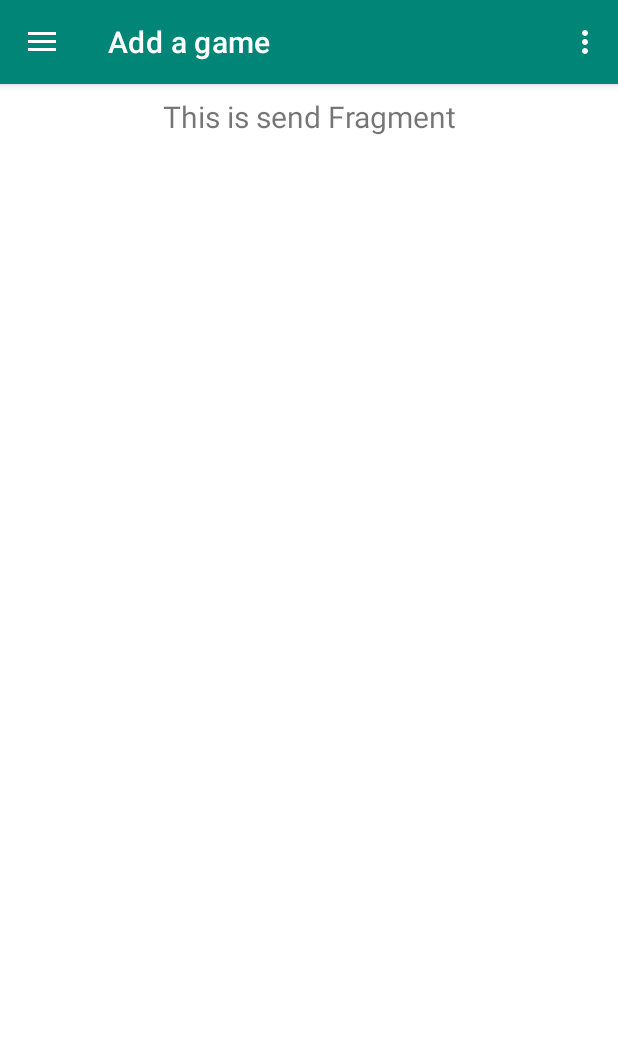
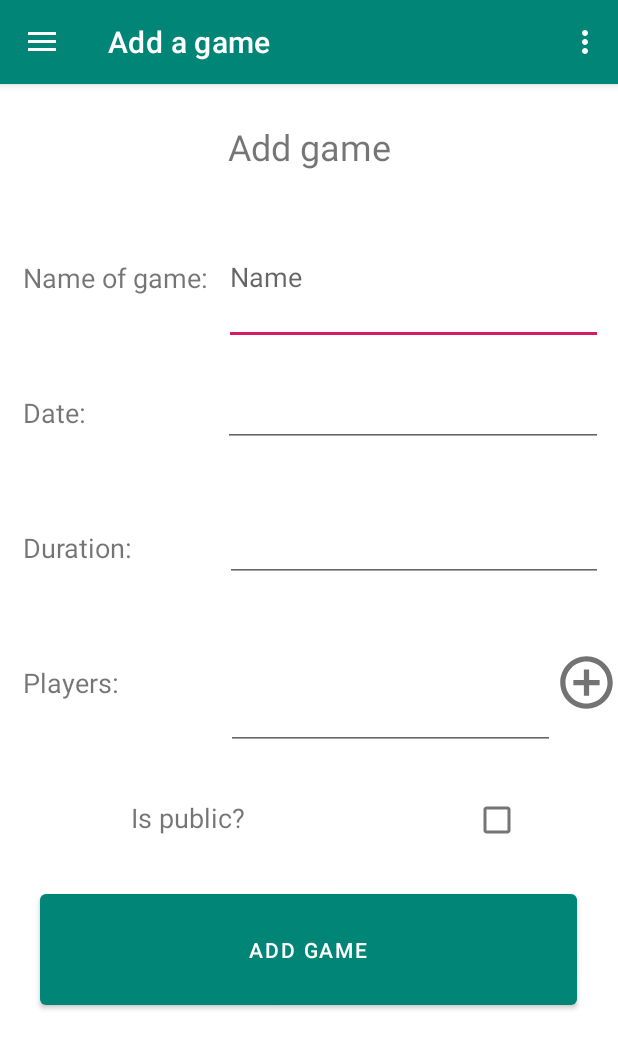
Before and after one commit to maciekkoz98/SportyApp, an Android app: the screen it shows after launch (MainActivity), in the side drawer, after a tap on "Add a game", on a phone screen of 412 x 824 dp. Shown: the top 1049 px of the screen. Run offline under Robolectric (Android 15) with nearby library versions, the phone set to English and light mode, and no system bars; our stand-ins replace navigation-ui; libraries missing offline, so code that uses them is left out: com.google.maps.android.

Commit message:
Initial add game view

```diff
--- a/SportyApp/app/src/main/java/com/example/sportyapp/ui/addGame/AddGameFragment.kt
+++ b/SportyApp/app/src/main/java/com/example/sportyapp/ui/addGame/AddGameFragment.kt
@@ -22,10 +22,10 @@ class AddGameFragment : Fragment() {
         addGameViewModel =
             ViewModelProviders.of(this).get(AddGameViewModel::class.java)
         val root = inflater.inflate(R.layout.fragment_add_game, container, false)
-        val textView: TextView = root.findViewById(R.id.text_send)
+        /*val textView: TextView = root.findViewById(R.id.text_send)
         addGameViewModel.text.observe(this, Observer {
             textView.text = it
-        })
+        })*/
         return root
     }
 }
--- a/SportyApp/app/src/main/res/layout/fragment_add_game.xml
+++ b/SportyApp/app/src/main/res/layout/fragment_add_game.xml
@@ -1,19 +1,167 @@
 <?xml version="1.0" encoding="utf-8"?>
-<androidx.constraintlayout.widget.ConstraintLayout xmlns:android="http://schemas.android.com/apk/res/android"
+<android.widget.LinearLayout xmlns:android="http://schemas.android.com/apk/res/android"
     xmlns:app="http://schemas.android.com/apk/res-auto"
     android:layout_width="match_parent"
-    android:layout_height="match_parent">
+    android:layout_height="620dp"
+    android:orientation="vertical">
+
 
     <TextView
-        android:id="@+id/text_send"
+        android:id="@+id/add_game_title"
         android:layout_width="match_parent"
-        android:layout_height="wrap_content"
-        android:layout_marginStart="8dp"
-        android:layout_marginTop="8dp"
-        android:layout_marginEnd="8dp"
+        android:layout_height="84dp"
+        android:layout_gravity="center|center_horizontal|center_vertical"
+        android:foregroundGravity="center_vertical|center|center_horizontal"
+        android:gravity="center"
+        android:text="@string/add_game_title"
         android:textAlignment="center"
-        android:textSize="20sp"
-        app:layout_constraintEnd_toEndOf="parent"
-        app:layout_constraintStart_toStartOf="parent"
-        app:layout_constraintTop_toTopOf="parent" />
-</androidx.constraintlayout.widget.ConstraintLayout>
+        android:textSize="24sp" />
+
+    <LinearLayout
+        android:layout_width="match_parent"
+        android:layout_height="90dp"
+        android:orientation="horizontal">
+
+        <TextView
+            android:id="@+id/textView16"
+            android:layout_width="95dp"
+            android:layout_height="match_parent"
+            android:layout_marginStart="15dp"
+            android:layout_weight="1"
+            android:gravity="center"
+            android:text="@string/game_name"
+            android:textAlignment="viewStart"
+            android:textSize="18sp" />
+
+        <EditText
+            android:id="@+id/editText_game_name"
+            android:layout_width="wrap_content"
+            android:layout_height="match_parent"
+            android:layout_marginEnd="10dp"
+            android:layout_weight="1"
+            android:ems="10"
+            android:hint="@string/editText_game_name"
+            android:inputType="textPersonName" />
+    </LinearLayout>
+
+    <LinearLayout
+        android:layout_width="match_parent"
+        android:layout_height="90dp"
+        android:orientation="horizontal">
+
+        <TextView
+            android:id="@+id/textView17"
+            android:layout_width="93dp"
+            android:layout_height="match_parent"
+            android:layout_marginStart="15dp"
+            android:layout_weight="1"
+            android:gravity="center"
+            android:text="@string/date_of_game"
+            android:textAlignment="viewStart"
+            android:textSize="18sp" />
+
+        <EditText
+            android:id="@+id/editText_date_of_game"
+            android:layout_width="wrap_content"
+            android:layout_height="wrap_content"
+            android:layout_marginEnd="10dp"
+            android:layout_weight="1"
+            android:ems="10"
+            android:inputType="date" />
+    </LinearLayout>
+
+    <LinearLayout
+        android:layout_width="match_parent"
+        android:layout_height="90dp"
+        android:orientation="horizontal">
+
+        <TextView
+            android:id="@+id/textView18"
+            android:layout_width="96dp"
+            android:layout_height="match_parent"
+            android:layout_marginStart="15dp"
+            android:layout_weight="1"
+            android:gravity="center"
+            android:text="@string/duration_of_game"
+            android:textAlignment="viewStart"
+            android:textSize="18sp" />
+
+        <EditText
+            android:id="@+id/editText_game_duration"
+            android:layout_width="wrap_content"
+            android:layout_height="wrap_content"
+            android:layout_marginEnd="10dp"
+            android:layout_weight="1"
+            android:ems="10"
+            android:inputType="time" />
+    </LinearLayout>
+
+    <LinearLayout
+        android:layout_width="match_parent"
+        android:layout_height="90dp"
+        android:orientation="horizontal">
+
+        <TextView
+            android:id="@+id/textView19"
+            android:layout_width="118dp"
+            android:layout_height="match_parent"
+            android:layout_marginStart="15dp"
+            android:layout_weight="1"
+            android:gravity="center"
+            android:text="@string/players"
+            android:textAlignment="viewStart"
+            android:textSize="18sp" />
+
+        <EditText
+            android:id="@+id/editText_players"
+            android:layout_width="202dp"
+            android:layout_height="match_parent"
+            android:layout_weight="1"
+            android:ems="10"
+            android:inputType="textPersonName" />
+
+        <ImageButton
+            android:id="@+id/imageButton"
+            android:layout_width="wrap_content"
+            android:layout_height="50dp"
+            android:layout_gravity="center|center_horizontal|center_vertical"
+            android:layout_weight="1"
+            android:background="#FFFFFF"
+            android:foregroundGravity="center_vertical|center|center_horizontal"
+            android:scaleType="fitCenter"
+            app:srcCompat="@drawable/ic_add_circle_outline_gray_24dp" />
+    </LinearLayout>
+
+    <LinearLayout
+        android:layout_width="match_parent"
+        android:layout_height="90dp"
+        android:orientation="horizontal">
+
+        <TextView
+            android:id="@+id/textView20"
+            android:layout_width="137dp"
+            android:layout_height="match_parent"
+            android:layout_weight="1"
+            android:gravity="center"
+            android:text="@string/is_public"
+            android:textAlignment="center"
+            android:textSize="18sp" />
+
+        <CheckBox
+            android:id="@+id/checkBox_is_public"
+            android:layout_width="wrap_content"
+            android:layout_height="wrap_content"
+            android:layout_weight="1" />
+
+    </LinearLayout>
+
+    <Button
+        android:id="@+id/button2"
+        android:layout_width="358dp"
+        android:layout_height="105dp"
+        android:layout_gravity="center_horizontal|center_vertical"
+        android:layout_weight="1"
+        android:foregroundGravity="center_vertical|center|center_horizontal"
+        android:gravity="center|center_horizontal|center_vertical"
+        android:text="@string/add_game_title" />
+</android.widget.LinearLayout>
--- a/SportyApp/app/src/main/res/values/strings.xml
+++ b/SportyApp/app/src/main/res/values/strings.xml
@@ -40,4 +40,11 @@
     <string name="basketball_ball">Basketball</string>
     <string name="field">Field</string>
     <string name="check_calendar">Check calendar</string>
+    <string name="add_game_title">Add game</string>
+    <string name="game_name">Name of game:</string>
+    <string name="date_of_game">Date:</string>
+    <string name="duration_of_game">Duration:</string>
+    <string name="players">Players:</string>
+    <string name="is_public">Is public?</string>
+    <string name="editText_game_name">Name</string>
 </resources>
```
Also changed, not shown: 1 other file.
